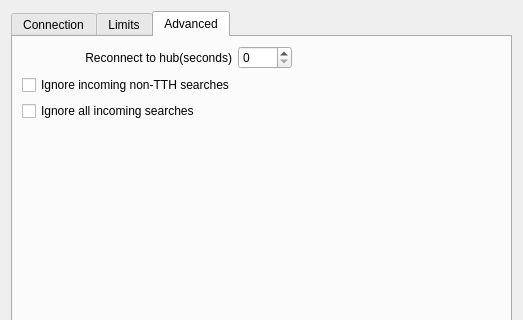
Qt form eiskaltdcpp-qt/ui/UISettingsConnection.ui (eiskaltdcpp/eiskaltdcpp) before a commit; both pictures show x 0 to 523 and y 0 to 320 of the 523 by 490 pixel window.
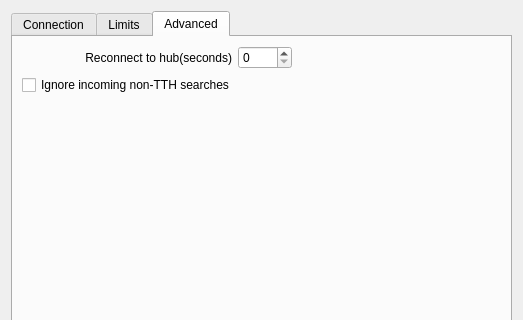
The same form after that commit. The open tabs and pages were chosen to show the change. Custom widgets are drawn as their Qt base class.

Commit message: EiskaltDC++ Qt: 	* Removed unused code

Patch:
```diff
--- a/eiskaltdcpp-qt/ui/UISettingsConnection.ui
+++ b/eiskaltdcpp-qt/ui/UISettingsConnection.ui
@@ -776,13 +776,6 @@
          </property>
         </widget>
        </item>
-       <item>
-        <widget class="QCheckBox" name="checkBox_IGNORE_SEARCH">
-         <property name="text">
-          <string>Ignore all incoming searches</string>
-         </property>
-        </widget>
-       </item>
        <item>
         <spacer name="verticalSpacer_3">
          <property name="orientation">
```
The commit also changes 1 other file.
